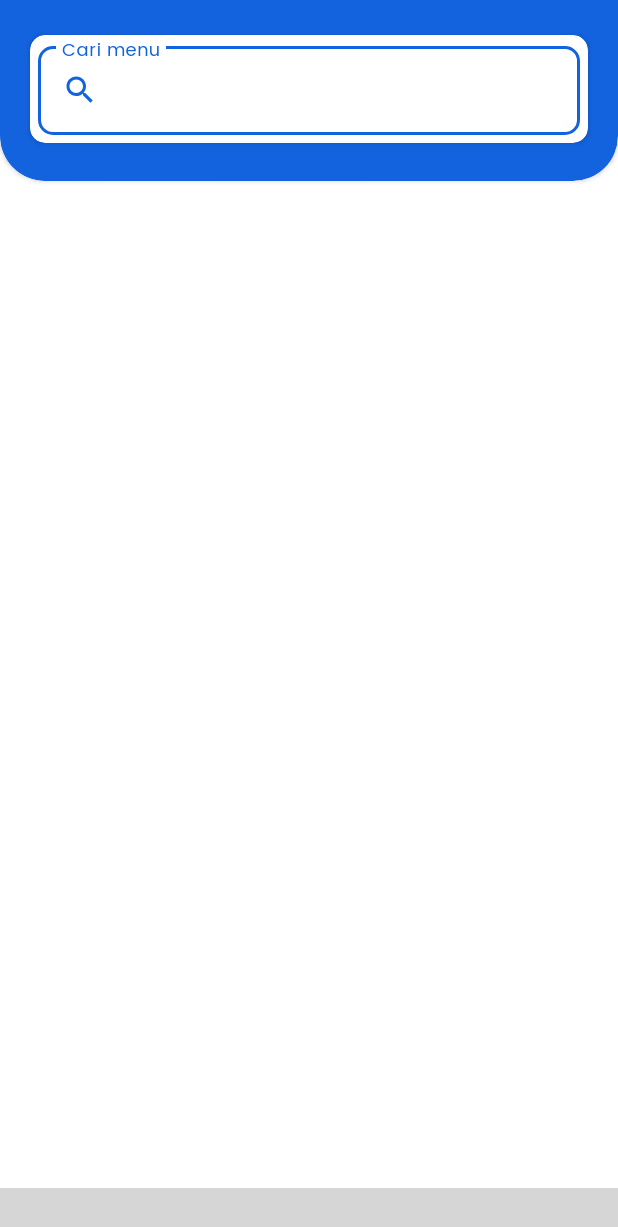
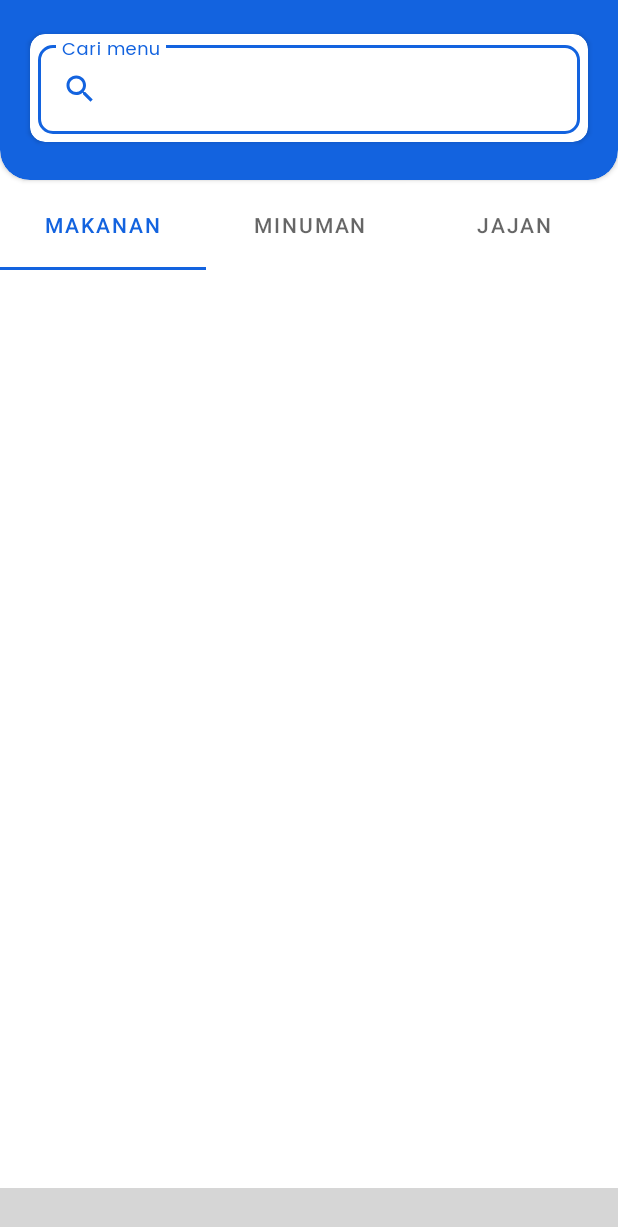
Before and after one commit to Masdikaa/Herman-Bakso, an Android app: the MainActivity screen opened directly, with no data from a screen before it, on a phone screen of 412 x 824 dp. Shown: the top 1227 px of the screen. Run offline under Robolectric (Android 15) with nearby library versions, the phone set to English and light mode, and no system bars; libraries missing offline, so code that uses them is left out: nl.joery.animatedbottombar; plain views replace AnimatedBottomBar; 1 statement that could not run was skipped; grey boxes are pictures that could not be loaded.

Commit message:
Main interface baru 30% !

```diff
--- a/app/src/main/AndroidManifest.xml
+++ b/app/src/main/AndroidManifest.xml
@@ -2,10 +2,12 @@
 <manifest xmlns:android="http://schemas.android.com/apk/res/android"
     xmlns:tools="http://schemas.android.com/tools">
 
+<!--    Akses Internet-->
     <uses-permission android:name="android.permission.INTERNET" />
 
     <application
         android:allowBackup="true"
+        android:enableOnBackInvokedCallback="true"
         android:dataExtractionRules="@xml/data_extraction_rules"
         android:fullBackupContent="@xml/backup_rules"
         android:icon="@mipmap/ic_launcher_bakso_icon"
--- /dev/null
+++ b/app/src/main/java/com/masdika/hermanbakso/fragment/MenuFragment.kt
@@ -0,0 +1,24 @@
+package com.masdika.hermanbakso.fragment
+
+import android.os.Bundle
+import android.view.LayoutInflater
+import android.view.View
+import android.view.ViewGroup
+import androidx.fragment.app.Fragment
+import com.masdika.hermanbakso.R
+import com.masdika.hermanbakso.databinding.FragmentMenuBinding
+
+private var _binding: FragmentMenuBinding? = null
+private val binding get() = _binding!!
+
+class MenuFragment : Fragment() {
+
+    override fun onCreateView(
+        inflater: LayoutInflater, container: ViewGroup?,
+        savedInstanceState: Bundle?
+    ): View? {
+        _binding = FragmentMenuBinding.inflate(inflater,container,false)
+        return binding.root
+    }
+
+}
--- a/app/src/main/java/com/masdika/hermanbakso/layout/MainActivity.kt
+++ b/app/src/main/java/com/masdika/hermanbakso/layout/MainActivity.kt
@@ -1,18 +1,51 @@
 package com.masdika.hermanbakso.layout
 
+import android.os.Bundle
+import android.util.Log
 import androidx.appcompat.app.AppCompatActivity
-import android.os.Bundle
 import com.masdika.hermanbakso.R
 import com.masdika.hermanbakso.databinding.ActivityMainBinding
+import com.masdika.hermanbakso.fragment.CatatanFragment
+import com.masdika.hermanbakso.fragment.MenuFragment
+import com.masdika.hermanbakso.fragment.RiwayatFragment
+import nl.joery.animatedbottombar.AnimatedBottomBar
 
 class MainActivity : AppCompatActivity() {
 
-//    viewBinding
-    private lateinit var binding : ActivityMainBinding
+    //    viewBinding
+    private lateinit var binding: ActivityMainBinding
 
     override fun onCreate(savedInstanceState: Bundle?) {
         super.onCreate(savedInstanceState)
         binding = ActivityMainBinding.inflate(layoutInflater)
         setContentView(binding.root)
+
+        // Inisiasi Menu Fragment
+        supportFragmentManager.beginTransaction().replace(R.id.frame_ly, MenuFragment()).commit()
+
+        binding.bottomBar.setOnTabSelectListener(object : AnimatedBottomBar.OnTabSelectListener {
+            override fun onTabSelected(
+                lastIndex: Int,
+                lastTab: AnimatedBottomBar.Tab?,
+                newIndex: Int,
+                newTab: AnimatedBottomBar.Tab
+            ) {
+                Log.d("Bottom_Bar", "Selected index: $newIndex, title: ${newTab.title}")
+                when (newTab.id) {
+                    R.id.tab_menu -> {
+                        supportFragmentManager.beginTransaction()
+                            .replace(R.id.frame_ly, MenuFragment()).commit()
+                    }
+                    R.id.tab_catatan -> {
+                        supportFragmentManager.beginTransaction()
+                            .replace(R.id.frame_ly, CatatanFragment()).commit()
+                    }
+                    R.id.tab_riwayat -> {
+                        supportFragmentManager.beginTransaction()
+                            .replace(R.id.frame_ly, RiwayatFragment()).commit()
+                    }
+                }
+            }
+        })
     }
 }
--- a/app/src/main/res/layout/activity_main.xml
+++ b/app/src/main/res/layout/activity_main.xml
@@ -7,84 +7,16 @@
     android:orientation="vertical"
     tools:context=".layout.MainActivity">
 
-    <!--    Cardview untuk search-->
-    <androidx.cardview.widget.CardView
-        android:id="@+id/cv1"
+<!--    Frame layout untuk menampung fragment Menu, Catatan, dan Riwayat-->
+    <FrameLayout
+        android:id="@+id/frame_ly"
         android:layout_width="match_parent"
-        android:layout_height="400dp"
-        android:layout_marginTop="-280dp"
-        android:backgroundTint="@color/primary1"
-        app:cardCornerRadius="30dp"
+        android:layout_height="match_parent"
+        app:layout_constraintTop_toTopOf="parent"
+        app:layout_constraintStart_toStartOf="parent"
         app:layout_constraintEnd_toEndOf="parent"
-        app:layout_constraintStart_toStartOf="parent"
-        app:layout_constraintTop_toTopOf="parent">
-
-        <androidx.constraintlayout.widget.ConstraintLayout
-            android:layout_width="match_parent"
-            android:layout_height="match_parent">
-
-            <androidx.cardview.widget.CardView
-                android:layout_width="match_parent"
-                android:layout_height="wrap_content"
-                android:layout_marginHorizontal="20dp"
-                android:layout_marginBottom="25dp"
-                android:backgroundTint="@color/white"
-                app:cardCornerRadius="10dp"
-                app:layout_constraintBottom_toBottomOf="parent"
-                app:layout_constraintEnd_toEndOf="parent"
-                app:layout_constraintStart_toStartOf="parent">
-
-                <LinearLayout
-                    android:layout_width="match_parent"
-                    android:layout_height="match_parent"
-                    android:gravity="center"
-                    android:orientation="vertical">
-
-                    <com.google.android.material.textfield.TextInputLayout
-                        style="@style/Widget.MaterialComponents.TextInputLayout.OutlinedBox"
-                        android:layout_width="match_parent"
-                        android:layout_height="match_parent"
-                        android:layout_marginHorizontal="5dp"
-                        android:layout_marginTop="2dp"
-                        android:layout_marginBottom="5dp"
-                        app:boxCornerRadiusBottomEnd="10dp"
-                        app:boxCornerRadiusBottomStart="10dp"
-                        app:boxCornerRadiusTopEnd="10dp"
-                        app:boxCornerRadiusTopStart="10dp"
-                        app:endIconMode="clear_text">
-
-                        <com.google.android.material.textfield.TextInputEditText
-                            android:id="@+id/search_input"
-                            android:layout_width="match_parent"
-                            android:layout_height="wrap_content"
-                            android:drawableStart="@drawable/custom_search_icon"
-                            android:drawablePadding="6dp"
-                            android:fontFamily="@font/poppins_regular"
-                            android:hint="Cari menu"
-                            android:inputType="text" />
-
-                    </com.google.android.material.textfield.TextInputLayout>
-
-                </LinearLayout>
-
-            </androidx.cardview.widget.CardView>
-
-        </androidx.constraintlayout.widget.ConstraintLayout>
-
-    </androidx.cardview.widget.CardView>
-
-    <LinearLayout
-        android:layout_width="match_parent"
-        android:layout_height="wrap_content"
-        android:orientation="vertical"
-        app:layout_constraintBottom_toTopOf="@id/bottom_bar"
-        app:layout_constraintEnd_toEndOf="parent"
-        app:layout_constraintStart_toStartOf="parent"
-        app:layout_constraintTop_toBottomOf="@id/cv1">
-
-        <!--        Layout unuk Fragment-->
-
-    </LinearLayout>
+        app:layout_constraintBottom_toTopOf="@id/bottom_bar">
+    </FrameLayout>
 
     <!--    Animated Bottom Navigation Bar-->
     <nl.joery.animatedbottombar.AnimatedBottomBar
--- /dev/null
+++ b/app/src/main/res/layout/fragment_menu.xml
@@ -0,0 +1,113 @@
+<?xml version="1.0" encoding="utf-8"?>
+<FrameLayout xmlns:android="http://schemas.android.com/apk/res/android"
+    xmlns:app="http://schemas.android.com/apk/res-auto"
+    xmlns:tools="http://schemas.android.com/tools"
+    android:layout_width="match_parent"
+    android:layout_height="match_parent"
+    android:background="@color/white"
+    tools:context=".fragment.MenuFragment">
+
+    <LinearLayout
+        android:layout_width="match_parent"
+        android:layout_height="match_parent"
+        android:orientation="vertical">
+
+        <!--    Cardview untuk search-->
+        <androidx.cardview.widget.CardView
+            android:id="@+id/cv1"
+            android:layout_width="match_parent"
+            android:layout_height="400dp"
+            android:layout_marginTop="-280dp"
+            android:backgroundTint="@color/primary1"
+            app:cardCornerRadius="20dp">
+
+            <androidx.constraintlayout.widget.ConstraintLayout
+                android:layout_width="match_parent"
+                android:layout_height="match_parent">
+
+                <androidx.cardview.widget.CardView
+                    android:layout_width="match_parent"
+                    android:layout_height="wrap_content"
+                    android:layout_marginHorizontal="20dp"
+                    android:layout_marginBottom="25dp"
+                    android:backgroundTint="@color/white"
+                    app:cardCornerRadius="10dp"
+                    app:layout_constraintBottom_toBottomOf="parent"
+                    app:layout_constraintEnd_toEndOf="parent"
+                    app:layout_constraintStart_toStartOf="parent">
+
+                    <LinearLayout
+                        android:layout_width="match_parent"
+                        android:layout_height="match_parent"
+                        android:gravity="center"
+                        android:orientation="vertical">
+
+                        <!-- Search Input Layout-->
+                        <com.google.android.material.textfield.TextInputLayout
+                            style="@style/Widget.MaterialComponents.TextInputLayout.OutlinedBox"
+                            android:layout_width="match_parent"
+                            android:layout_height="match_parent"
+                            android:layout_marginHorizontal="5dp"
+                            android:layout_marginTop="2dp"
+                            android:layout_marginBottom="5dp"
+                            app:boxCornerRadiusBottomEnd="10dp"
+                            app:boxCornerRadiusBottomStart="10dp"
+                            app:boxCornerRadiusTopEnd="10dp"
+                            app:boxCornerRadiusTopStart="10dp"
+                            app:endIconMode="clear_text">
+
+                            <com.google.android.material.textfield.TextInputEditText
+                                android:id="@+id/input_search"
+                                android:layout_width="match_parent"
+                                android:layout_height="wrap_content"
+                                android:drawableStart="@drawable/custom_search_icon"
+                                android:drawablePadding="6dp"
+                                android:fontFamily="@font/poppins_regular"
+                                android:hint="Cari menu"
+                                android:inputType="text" />
+
+                        </com.google.android.material.textfield.TextInputLayout>
+                        <!-- Search Input Layout-->
+
+                    </LinearLayout>
+
+                </androidx.cardview.widget.CardView>
+
+            </androidx.constraintlayout.widget.ConstraintLayout>
+
+        </androidx.cardview.widget.CardView>
+
+        <!-- Tab Layout-->
+        <LinearLayout
+            android:layout_width="match_parent"
+            android:layout_height="wrap_content"
+            android:orientation="vertical">
+
+            <com.google.android.material.tabs.TabLayout
+                android:id="@+id/tab_layout"
+                android:layout_width="match_parent"
+                android:layout_height="60dp"
+                android:background="@color/white">
+
+                <com.google.android.material.tabs.TabItem
+                    android:layout_width="match_parent"
+                    android:layout_height="wrap_content"
+                    android:text="Makanan" />
+
+                <com.google.android.material.tabs.TabItem
+                    android:layout_width="match_parent"
+                    android:layout_height="wrap_content"
+                    android:text="Minuman" />
+
+                <com.google.android.material.tabs.TabItem
+                    android:layout_width="match_parent"
+                    android:layout_height="wrap_content"
+                    android:text="Jajan" />
+
+            </com.google.android.material.tabs.TabLayout>
+        </LinearLayout>
+
+
+    </LinearLayout>
+
+</FrameLayout>
--- a/app/src/main/res/menu/nav_menu.xml
+++ b/app/src/main/res/menu/nav_menu.xml
@@ -4,11 +4,11 @@
         android:icon="@drawable/menu_icon"
         android:title="Menu" />
     <item
-        android:id="@+id/tab_bread"
+        android:id="@+id/tab_catatan"
+        android:icon="@drawable/book_icon"
+        android:title="Catatan Keuangan" />
+    <item
+        android:id="@+id/tab_riwayat"
         android:icon="@drawable/clock_history_icon"
         android:title="Riwayat" />
-    <item
-        android:id="@+id/Buku"
-        android:icon="@drawable/book_icon"
-        android:title="Catatan Keuangan" />
 </menu>
```
Also changed, not shown: app/src/main/java/com/masdika/hermanbakso/fragment/CatatanFragment.kt (added, +23 -0 lines), app/src/main/java/com/masdika/hermanbakso/fragment/RiwayatFragment.kt (renamed from app/src/main/java/com/masdika/hermanbakso/fragment/TabNavMenuFragment.kt, +6 -6 lines), app/src/main/res/layout/fragment_catatan.xml (added, +27 -0 lines), app/src/main/res/layout/fragment_riwayat.xml (added, +27 -0 lines), app/src/main/res/layout/fragment_tab_nav_menu.xml (deleted, +0 -14 lines).
